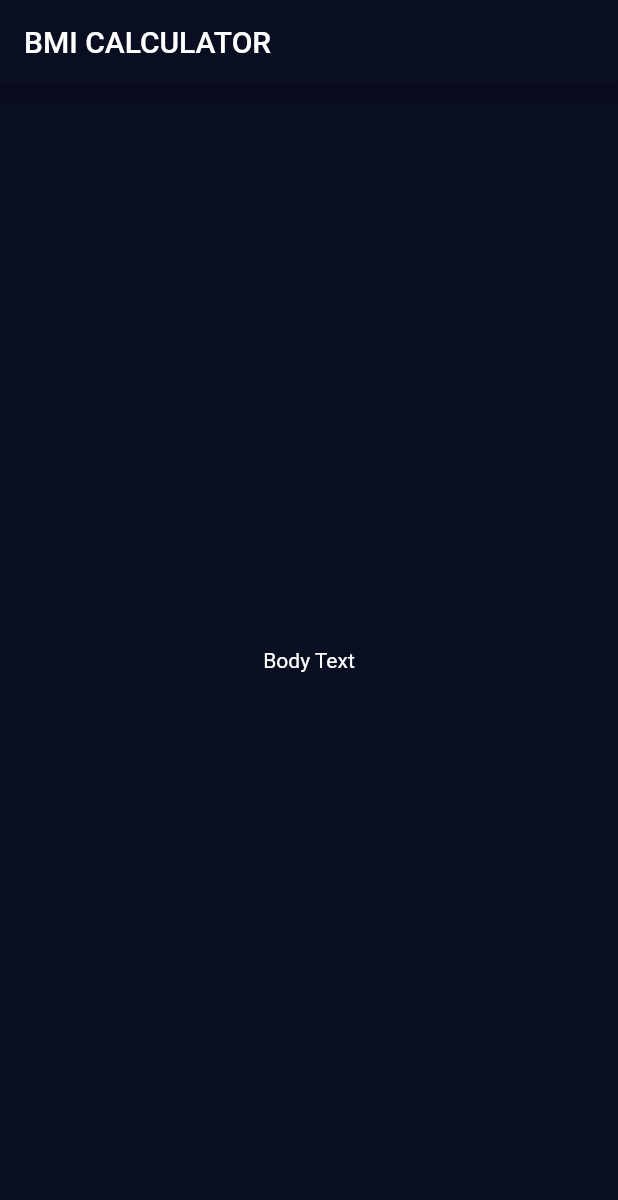
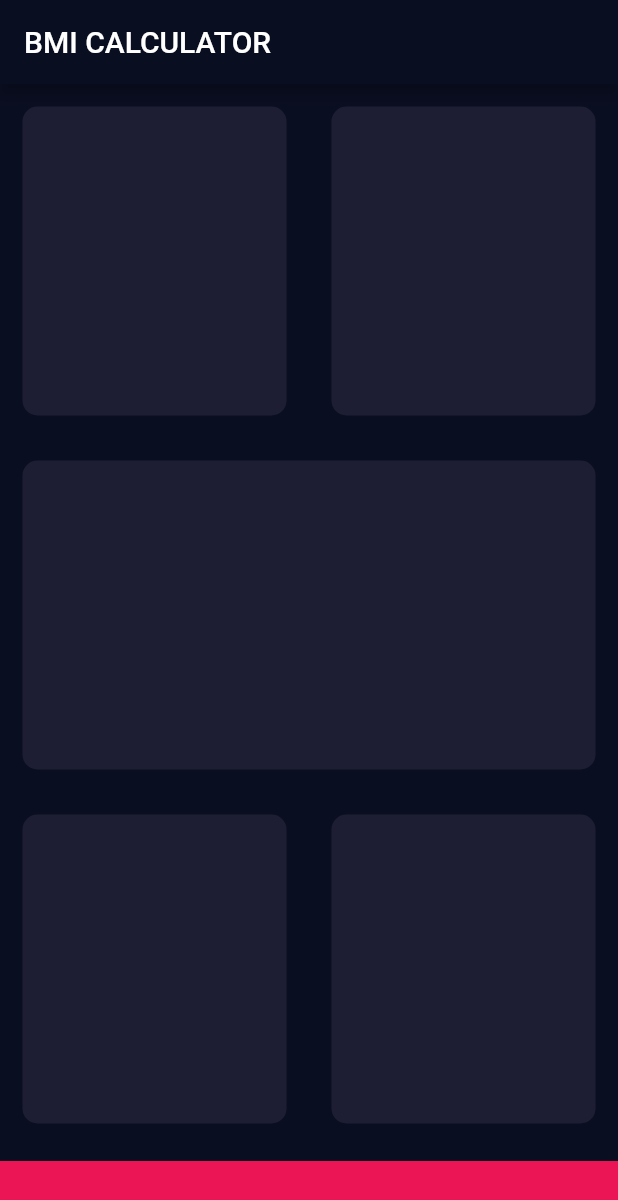
Before and after one commit to annamj17/Flutter-apps, a Flutter app: the screen it shows after launch, on a phone screen of 412 x 824 dp. Shown: the top 1200 px of the screen. Run offline on Flutter 3.47's test engine with Material 2 defaults, Android fonts, the light colour scheme and no system bars; our stand-ins replace audioplayers, rflutter_alert.

Commit message:
Skeleton for UI done

```diff
--- a/bmi-calculator-flutter/lib/input_page.dart
+++ b/bmi-calculator-flutter/lib/input_page.dart
@@ -1,4 +1,8 @@
 import 'package:flutter/material.dart';
+
+const bottomContainerHeight = 50.0;
+const activeCardColor = Color(0XFF1D1E33);
+const bottomContainerColor = Color(0xFFEB1555);
 
 class InputPage extends StatefulWidget {
   @override
@@ -12,9 +16,72 @@ class _InputPageState extends State<InputPage> {
       appBar: AppBar(
         title: Text('BMI CALCULATOR'),
       ),
-      body: Center(
-        child: Text('Body Text'),
+      body: Container(
+        child: Column(
+          children: [
+            Expanded(
+              child: Row(
+                children: [
+                  Expanded(
+                    child: ReusableCard(
+                      colour: activeCardColor,
+                    ),
+                  ),
+                  Expanded(
+                    child: ReusableCard(
+                      colour: activeCardColor,
+                    ),
+                  ),
+                ],
+              ),
+            ),
+            Expanded(
+              child: ReusableCard(
+                colour: activeCardColor,
+              ),
+            ),
+            Expanded(
+              child: Row(
+                children: [
+                  Expanded(
+                    child: ReusableCard(
+                      colour: activeCardColor,
+                    ),
+                  ),
+                  Expanded(
+                    child: ReusableCard(
+                      colour: activeCardColor,
+                    ),
+                  ),
+                ],
+              ),
+            ),
+            Container(
+              color: bottomContainerColor,
+              margin: EdgeInsets.only(top: 10.0),
+              width: double.infinity,
+              height: bottomContainerHeight,
+            ),
+          ],
+        ),
       ),
     );
   }
 }
+
+class ReusableCard extends StatelessWidget {
+  ReusableCard({@required this.colour});
+
+  final Color colour;
+
+  @override
+  Widget build(BuildContext context) {
+    return Container(
+      margin: EdgeInsets.all(15.0),
+      decoration: BoxDecoration(
+        color: colour,
+        borderRadius: BorderRadius.circular(10.0),
+      ),
+    );
+  }
+}
```
